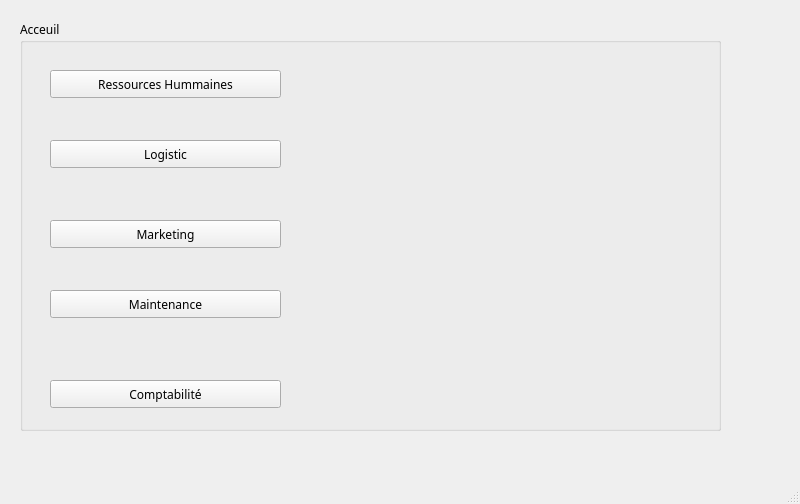
This is Desktop/maintenancee/mainwindow.ui in hanenjabnoun-Esprit-2019/Smart_News_Agency_2A25 as Qt 5 draws it before an edit. The edited form follows.
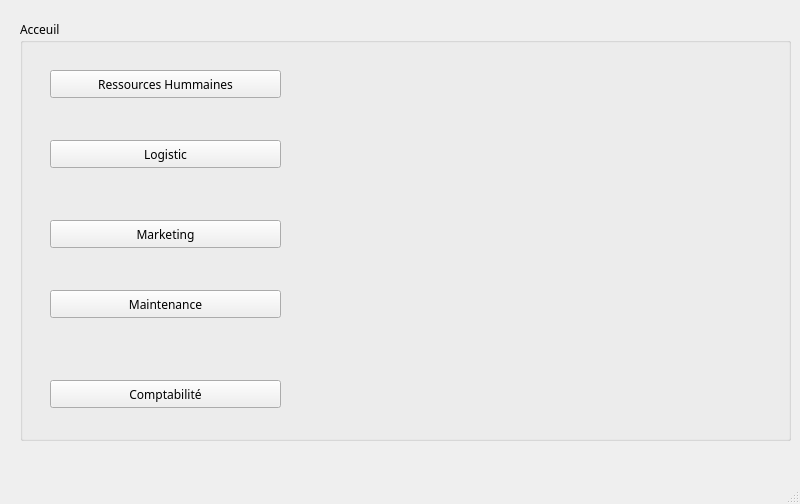
This is the edited form.

```diff
--- a/Desktop/maintenancee/mainwindow.ui
+++ b/Desktop/maintenancee/mainwindow.ui
@@ -109,8 +109,8 @@
      <rect>
       <x>20</x>
       <y>20</y>
-      <width>701</width>
-      <height>411</height>
+      <width>771</width>
+      <height>421</height>
      </rect>
     </property>
     <property name="font">
```
Left out of the diff: 2 changed lines with no effect on the pictures.
